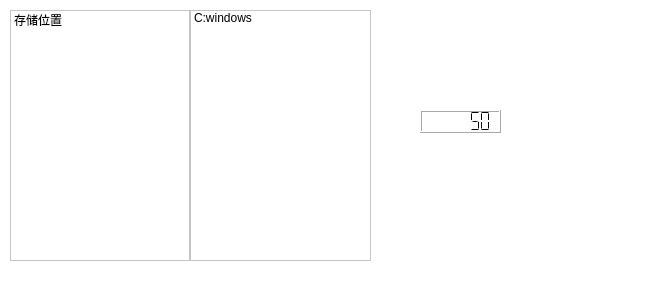
First picture: the form in rec_setting.ui, repository THermitwhy/Q_vedio_record, before the edit.
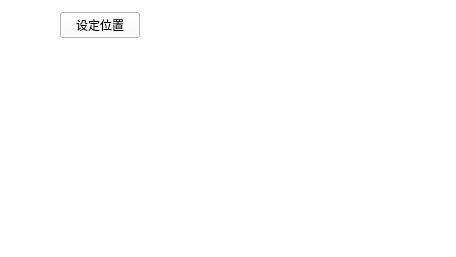
Second picture: the form after the edit.

```diff
--- a/rec_setting.ui
+++ b/rec_setting.ui
@@ -6,8 +6,8 @@
    <rect>
     <x>0</x>
     <y>0</y>
-    <width>650</width>
-    <height>300</height>
+    <width>456</width>
+    <height>257</height>
    </rect>
   </property>
   <property name="windowTitle">
@@ -19,58 +19,41 @@
   <widget class="QWidget" name="horizontalLayoutWidget">
    <property name="geometry">
     <rect>
-     <x>10</x>
+     <x>60</x>
      <y>10</y>
-     <width>361</width>
-     <height>251</height>
+     <width>291</width>
+     <height>31</height>
     </rect>
    </property>
    <layout class="QHBoxLayout" name="horizontalLayout">
-    <property name="spacing">
-     <number>0</number>
+    <property name="sizeConstraint">
+     <enum>QLayout::SetMaximumSize</enum>
     </property>
     <item>
-     <widget class="QListWidget" name="setting_list">
-      <item>
-       <property name="text">
-        <string>存储位置</string>
-       </property>
-      </item>
+     <widget class="QPushButton" name="file_button">
+      <property name="sizePolicy">
+       <sizepolicy hsizetype="Fixed" vsizetype="Maximum">
+        <horstretch>0</horstretch>
+        <verstretch>0</verstretch>
+       </sizepolicy>
+      </property>
+      <property name="text">
+       <string>设定位置</string>
+      </property>
      </widget>
     </item>
     <item>
-     <widget class="QListWidget" name="content_list">
-      <item>
-       <property name="text">
-        <string>C:windows</string>
-       </property>
-      </item>
+     <widget class="QLabel" name="label">
+      <property name="text">
+       <string/>
+      </property>
+      <property name="alignment">
+       <set>Qt::AlignCenter</set>
+      </property>
      </widget>
     </item>
    </layout>
   </widget>
-  <widget class="QLCDNumber" name="lcdNumber">
-   <property name="geometry">
-    <rect>
-     <x>420</x>
-     <y>110</y>
-     <width>81</width>
-     <height>23</height>
-    </rect>
-   </property>
-   <property name="digitCount">
-    <number>6</number>
-   </property>
-   <property name="mode">
-    <enum>QLCDNumber::Dec</enum>
-   </property>
-   <property name="segmentStyle">
-    <enum>QLCDNumber::Flat</enum>
-   </property>
-   <property name="value" stdset="0">
-    <double>50.000000000000000</double>
-   </property>
-  </widget>
  </widget>
  <resources/>
  <connections/>
```
